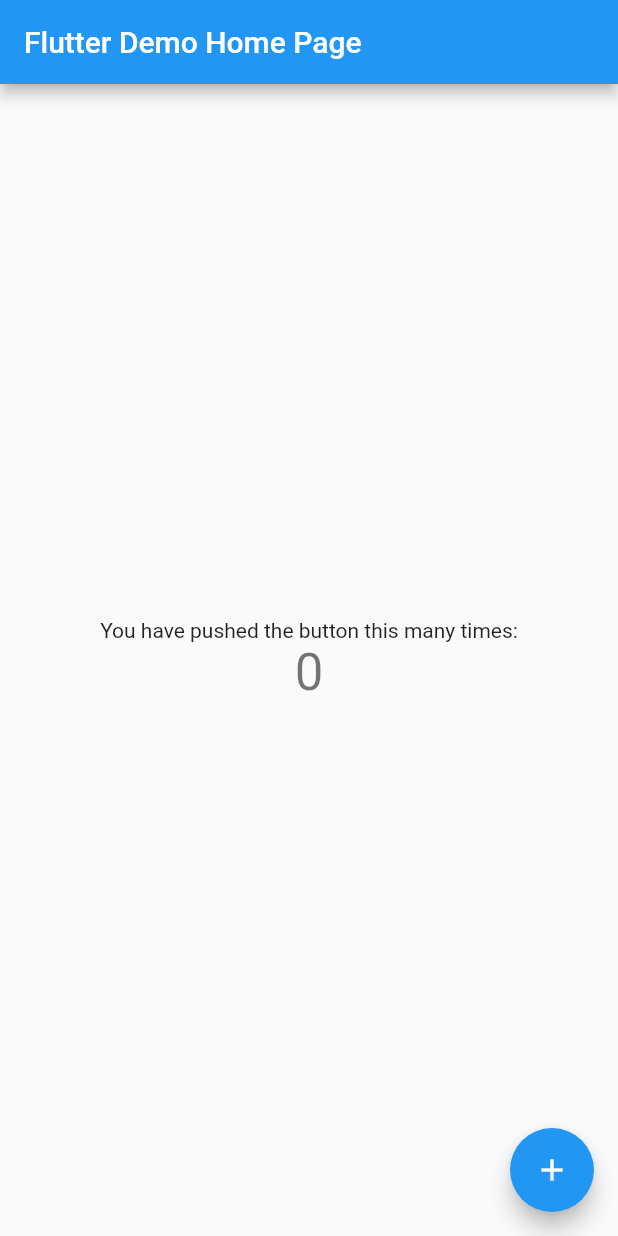
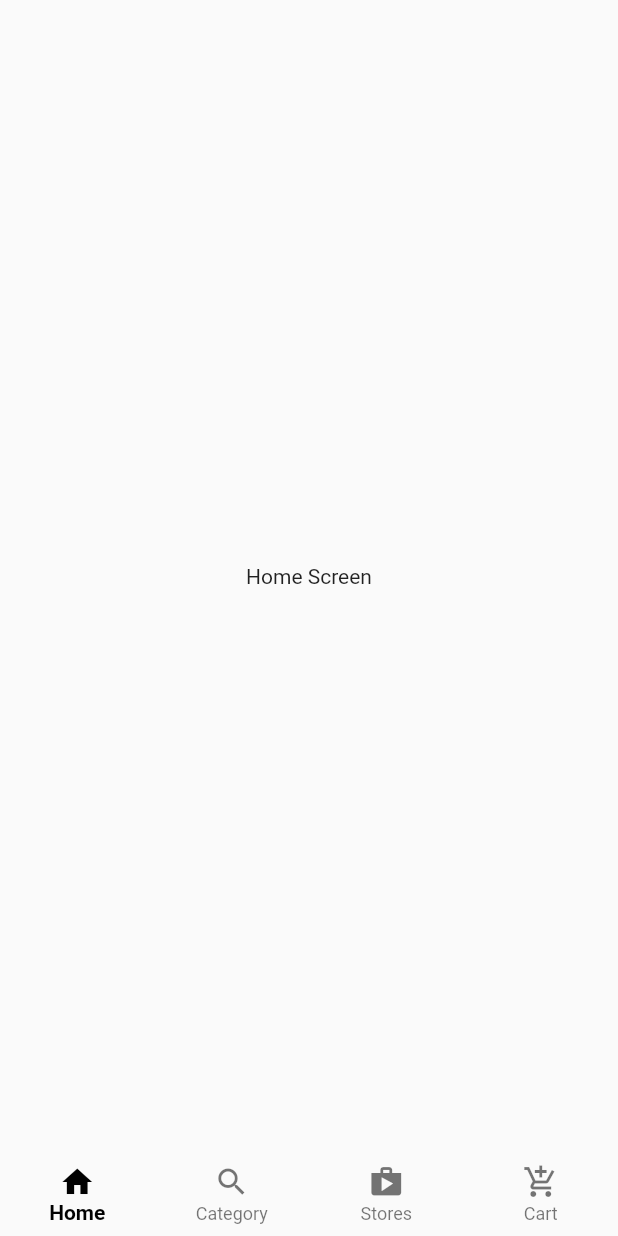
Before and after one commit to haikalrozhan/multi_store_flutter, a Flutter app: the screen it shows after launch, on a phone screen of 412 x 824 dp. Run offline on Flutter 3.47's test engine with Material 2 defaults, Android fonts, the phone set to English and light mode, and no system bars.

Commit message:
bottomNavigationBar form customeCustomerHomeScreen

```diff
--- a/lib/main.dart
+++ b/lib/main.dart
@@ -1,4 +1,6 @@
 import 'package:flutter/material.dart';
+
+import 'main_screens/customer_home.dart';
 
 void main() {
   runApp(const MyApp());
@@ -7,109 +9,10 @@
 class MyApp extends StatelessWidget {
   const MyApp({Key? key}) : super(key: key);
 
-  // This widget is the root of your application.
   @override
   Widget build(BuildContext context) {
-    return MaterialApp(
-      title: 'Flutter Demo',
-      theme: ThemeData(
-        // This is the theme of your application.
-        //
-        // Try running your application with "flutter run". You'll see the
-        // application has a blue toolbar. Then, without quitting the app, try
-        // changing the primarySwatch below to Colors.green and then invoke
-        // "hot reload" (press "r" in the console where you ran "flutter run",
-        // or simply save your changes to "hot reload" in a Flutter IDE).
-        // Notice that the counter didn't reset back to zero; the application
-        // is not restarted.
-        primarySwatch: Colors.blue,
-      ),
-      home: const MyHomePage(title: 'Flutter Demo Home Page'),
+    return const MaterialApp(
+      home: CustomerHomeScreen(),
     );
   }
 }
-
-class MyHomePage extends StatefulWidget {
-  const MyHomePage({Key? key, required this.title}) : super(key: key);
-
-  // This widget is the home page of your application. It is stateful, meaning
-  // that it has a State object (defined below) that contains fields that affect
-  // how it looks.
-
-  // This class is the configuration for the state. It holds the values (in this
-  // case the title) provided by the parent (in this case the App widget) and
-  // used by the build method of the State. Fields in a Widget subclass are
-  // always marked "final".
-
-  final String title;
-
-  @override
-  State<MyHomePage> createState() => _MyHomePageState();
-}
-
-class _MyHomePageState extends State<MyHomePage> {
-  int _counter = 0;
-
-  void _incrementCounter() {
-    setState(() {
-      // This call to setState tells the Flutter framework that something has
-      // changed in this State, which causes it to rerun the build method below
-      // so that the display can reflect the updated values. If we changed
-      // _counter without calling setState(), then the build method would not be
-      // called again, and so nothing would appear to happen.
-      _counter++;
-    });
-  }
-
-  @override
-  Widget build(BuildContext context) {
-    // This method is rerun every time setState is called, for instance as done
-    // by the _incrementCounter method above.
-    //
-    // The Flutter framework has been optimized to make rerunning build methods
-    // fast, so that you can just rebuild anything that needs updating rather
-    // than having to individually change instances of widgets.
-    return Scaffold(
-      appBar: AppBar(
-        // Here we take the value from the MyHomePage object that was created by
-        // the App.build method, and use it to set our appbar title.
-        title: Text(widget.title),
-      ),
-      body: Center(
-        // Center is a layout widget. It takes a single child and positions it
-        // in the middle of the parent.
-        child: Column(
-          // Column is also a layout widget. It takes a list of children and
-          // arranges them vertically. By default, it sizes itself to fit its
-          // children horizontally, and tries to be as tall as its parent.
-          //
-          // Invoke "debug painting" (press "p" in the console, choose the
-          // "Toggle Debug Paint" action from the Flutter Inspector in Android
-          // Studio, or the "Toggle Debug Paint" command in Visual Studio Code)
-          // to see the wireframe for each widget.
-          //
-          // Column has various properties to control how it sizes itself and
-          // how it positions its children. Here we use mainAxisAlignment to
-          // center the children vertically; the main axis here is the vertical
-          // axis because Columns are vertical (the cross axis would be
-          // horizontal).
-          mainAxisAlignment: MainAxisAlignment.center,
-          children: <Widget>[
-            const Text(
-              'You have pushed the button this many times:',
-            ),
-            Text(
-              '$_counter',
-              style: Theme.of(context).textTheme.headline4,
-            ),
-          ],
-        ),
-      ),
-      floatingActionButton: FloatingActionButton(
-        onPressed: _incrementCounter,
-        tooltip: 'Increment',
-        child: const Icon(Icons.add),
-      ), // This trailing comma makes auto-formatting nicer for build methods.
-    );
-  }
-}
--- /dev/null
+++ b/lib/main_screens/customer_home.dart
@@ -0,0 +1,56 @@
+import 'package:flutter/material.dart';
+
+class CustomerHomeScreen extends StatefulWidget {
+  const CustomerHomeScreen({Key? key}) : super(key: key);
+
+  @override
+  State<CustomerHomeScreen> createState() => _CustomerHomeScreenState();
+}
+
+class _CustomerHomeScreenState extends State<CustomerHomeScreen> {
+  int _selectedIndex = 0;
+  final List<Widget> _tabs = const [
+    Center(
+      child: Text('Home Screen'),
+    ),
+    Center(
+      child: Text('Category Screen'),
+    ),
+    Center(
+      child: Text('Stores Screen'),
+    ),
+    Center(
+      child: Text('Cart Screen'),
+    ),
+    Center(
+      child: Text('Profile Screen'),
+    ),
+  ];
+
+  @override
+  Widget build(BuildContext context) {
+    return Scaffold(
+      body: _tabs[_selectedIndex],
+      bottomNavigationBar: BottomNavigationBar(
+        type: BottomNavigationBarType.fixed,
+        elevation: 0,
+        selectedItemColor: Colors.black,
+        // unselectedItemColor: Colors.red,
+        selectedLabelStyle: const TextStyle(fontWeight: FontWeight.w600),
+        currentIndex: _selectedIndex,
+        items: const [
+          BottomNavigationBarItem(icon: Icon(Icons.home), label: 'Home'),
+          BottomNavigationBarItem(icon: Icon(Icons.search), label: 'Category'),
+          BottomNavigationBarItem(icon: Icon(Icons.shop), label: 'Stores'),
+          BottomNavigationBarItem(
+              icon: Icon(Icons.add_shopping_cart), label: 'Cart'),
+        ],
+        onTap: (index) {
+          setState(() {
+            _selectedIndex = index;
+          });
+        },
+      ),
+    );
+  }
+}
```
